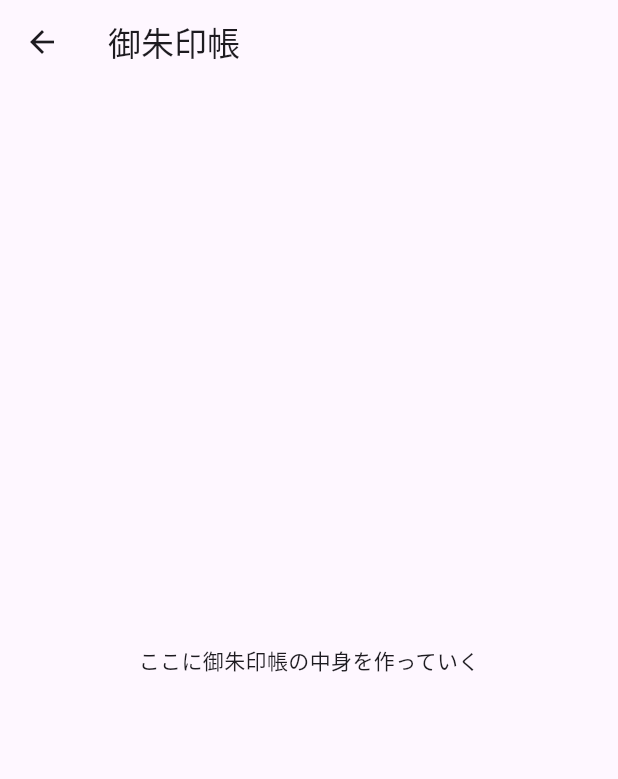
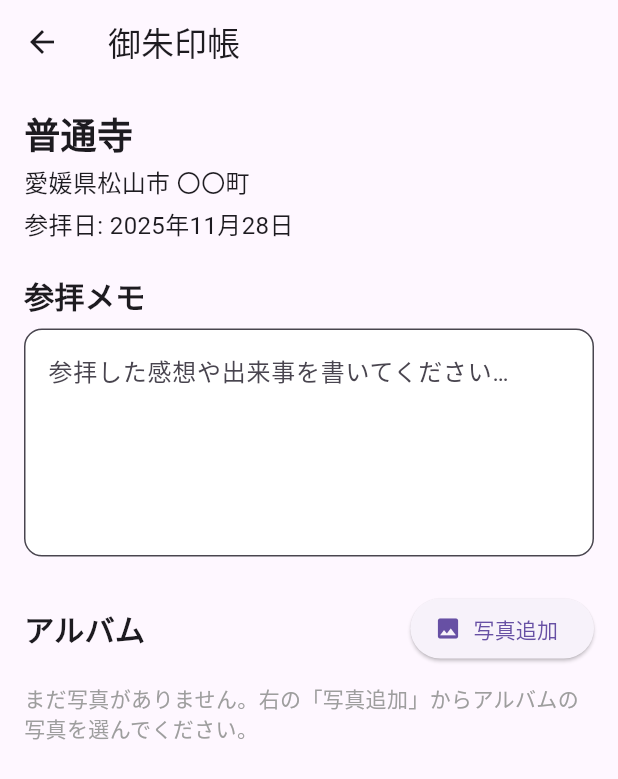
Before and after one commit to rikarika66/test, a Flutter app: the BookPage screen opened directly, on a phone screen of 412 x 824 dp. Shown: the top 779 px of the screen. Run offline on Flutter 3.47's test engine with Material 3 defaults, Android fonts, the phone set to English and light mode, and no system bars; our stand-ins replace file_picker, shared_preferences; accounts and stored records are empty.

Commit message:
Daily update

```diff
--- /dev/null
+++ b/lib/book.dart
@@ -0,0 +1,208 @@
+import 'dart:convert';
+import 'dart:typed_data';
+
+import 'package:flutter/material.dart';
+import 'package:file_picker/file_picker.dart';
+import 'package:shared_preferences/shared_preferences.dart';
+
+class BookPage extends StatefulWidget {
+  const BookPage({super.key});
+
+  @override
+  State<BookPage> createState() => _BookPageState();
+}
+
+class _BookPageState extends State<BookPage> {
+  final TextEditingController _memoController = TextEditingController();
+
+  // Webでも使える Uint8List のリスト
+  final List<Uint8List> _albumImages = [];
+
+  // SharedPreferences に保存するキー
+  static const String _memoKey = 'memoText';
+  static const String _albumKey = 'albumImages';
+
+  @override
+  void initState() {
+    super.initState();
+    _loadMemo();
+    _loadAlbumImages();
+  }
+
+  /// メモを読み込む
+  Future<void> _loadMemo() async {
+    final prefs = await SharedPreferences.getInstance();
+    _memoController.text = prefs.getString(_memoKey) ?? '';
+  }
+
+  /// メモ保存
+  Future<void> _saveMemo(String text) async {
+    final prefs = await SharedPreferences.getInstance();
+    await prefs.setString(_memoKey, text);
+  }
+
+  /// アルバム画像を読み込む
+  Future<void> _loadAlbumImages() async {
+    final prefs = await SharedPreferences.getInstance();
+    final List<String>? base64List = prefs.getStringList(_albumKey);
+
+    if (base64List != null && base64List.isNotEmpty) {
+      setState(() {
+        _albumImages
+          ..clear()
+          ..addAll(
+            base64List.map((s) => base64Decode(s)),
+          );
+      });
+    }
+  }
+
+  /// アルバム画像を保存する
+  Future<void> _saveAlbumImages() async {
+    final prefs = await SharedPreferences.getInstance();
+    final base64List =
+        _albumImages.map((bytes) => base64Encode(bytes)).toList();
+    await prefs.setStringList(_albumKey, base64List);
+  }
+
+  /// Web/アプリ両対応の画像取得
+  Future<void> _pickImage() async {
+    try {
+      final result = await FilePicker.platform.pickFiles(
+        type: FileType.image,
+        allowMultiple: false,
+        withData: true, // Uint8List を取得
+      );
+
+      if (result == null) return; // キャンセル
+
+      final fileBytes = result.files.first.bytes;
+      if (fileBytes == null) return;
+
+      setState(() {
+        _albumImages.add(fileBytes);
+      });
+
+      // 追加したあと保存
+      await _saveAlbumImages();
+    } catch (e) {
+      debugPrint("画像選択エラー: $e");
+      if (mounted) {
+        ScaffoldMessenger.of(context).showSnackBar(
+          SnackBar(content: Text('画像の読み込みに失敗しました')),
+        );
+      }
+    }
+  }
+
+  @override
+  Widget build(BuildContext context) {
+    const templeName = "普通寺";
+    const templeAddress = "愛媛県松山市 〇〇町";
+    const visitDate = "参拝日: 2025年11月28日";
+
+    return Scaffold(
+      appBar: AppBar(
+        title: const Text('御朱印帳'),
+      ),
+      body: SingleChildScrollView(
+        padding: const EdgeInsets.all(16),
+        child: Column(
+          crossAxisAlignment: CrossAxisAlignment.start,
+          children: [
+            /// 寺院プロフィール
+            Text(
+              templeName,
+              style: const TextStyle(
+                fontSize: 24,
+                fontWeight: FontWeight.bold,
+              ),
+            ),
+            const SizedBox(height: 4),
+            Text(templeAddress, style: const TextStyle(fontSize: 16)),
+            const SizedBox(height: 4),
+            Text(visitDate, style: const TextStyle(fontSize: 16)),
+            const SizedBox(height: 20),
+
+            /// メモ欄
+            const Text("参拝メモ",
+                style: TextStyle(fontSize: 20, fontWeight: FontWeight.bold)),
+            const SizedBox(height: 8),
+            TextField(
+              controller: _memoController,
+              maxLines: 5,
+              decoration: InputDecoration(
+                hintText: "参拝した感想や出来事を書いてください…",
+                border: OutlineInputBorder(
+                  borderRadius: BorderRadius.circular(12),
+                ),
+                filled: true,
+                fillColor: Colors.white,
+              ),
+              onChanged: _saveMemo,
+            ),
+            const SizedBox(height: 24),
+
+            /// アルバムヘッダー
+            Row(
+              mainAxisAlignment: MainAxisAlignment.spaceBetween,
+              children: [
+                const Text(
+                  "アルバム",
+                  style: TextStyle(fontSize: 20, fontWeight: FontWeight.bold),
+                ),
+                ElevatedButton.icon(
+                  onPressed: _pickImage,
+                  icon: const Icon(Icons.photo),
+                  label: const Text("写真追加"),
+                ),
+              ],
+            ),
+            const SizedBox(height: 12),
+
+            /// 写真一覧
+            if (_albumImages.isEmpty)
+              const Text(
+                "まだ写真がありません。右の「写真追加」からアルバムの写真を選んでください。",
+                style: TextStyle(fontSize: 14, color: Colors.grey),
+              )
+            else
+              Wrap(
+                spacing: 12,
+                runSpacing: 12,
+                children: _albumImages.map((bytes) {
+                  return GestureDetector(
+                    onTap: () {
+                      // 全画面拡大
+                      showDialog(
+                        context: context,
+                        builder: (_) => Dialog(
+                          child: InteractiveViewer(
+                            child: Image.memory(
+                              bytes,
+                              fit: BoxFit.contain,
+                            ),
+                          ),
+                        ),
+                      );
+                    },
+                    child: ClipRRect(
+                      borderRadius: BorderRadius.circular(12),
+                      child: Image.memory(
+                        bytes,
+                        width: 120,
+                        height: 120,
+                        fit: BoxFit.cover,
+                      ),
+                    ),
+                  );
+                }).toList(),
+              ),
+
+            const SizedBox(height: 40),
+          ],
+        ),
+      ),
+    );
+  }
+}
--- a/lib/main.dart
+++ b/lib/main.dart
@@ -1,5 +1,5 @@
 import 'package:flutter/material.dart';
-import 'pages/book.dart'; // 御朱印帳ページ
+import 'book.dart'; // ← 修正：同一階層になったため
 
 void main() {
   runApp(const GoshuinApp());
@@ -40,7 +40,7 @@ class TempleGoshuinPage extends StatelessWidget {
 
           return SlideTransition(
             position: Tween<Offset>(
-              begin: const Offset(1.0, 0.0), // 画面の右端から
+              begin: const Offset(1.0, 0.0), // 画面の右端からスライド
               end: Offset.zero, // 中央へ
             ).animate(curved),
             child: child,
@@ -59,9 +59,8 @@ class TempleGoshuinPage extends StatelessWidget {
       body: GestureDetector(
         behavior: HitTestBehavior.opaque,
 
-        // ▶ 右→左にスワイプしたときだけ遷移
+        // ▶ 右→左にスワイプしたときだけページ遷移
         onHorizontalDragEnd: (details) {
-          // primaryVelocity < 0 なら「左向きにスワイプ」
           if (details.primaryVelocity != null && details.primaryVelocity! < 0) {
             _goToBookPage(context);
           }
@@ -76,12 +75,12 @@ class TempleGoshuinPage extends StatelessWidget {
               fit: BoxFit.cover,
             ),
 
-            // 背景に薄い白ベール
+            // 背景を少し白くして見やすく
             Container(
               color: Colors.white.withOpacity(0.25),
             ),
 
-            // 中央の御朱印（透過PNG）
+            // 中央：御朱印画像（透過PNG）
             Center(
               child: Padding(
                 padding: const EdgeInsets.all(24.0),
@@ -95,7 +94,7 @@ class TempleGoshuinPage extends StatelessWidget {
               ),
             ),
 
-            // 右下に日付
+            // 右下に今日の日付
             Positioned(
               right: 16,
               bottom: 16,
@@ -122,7 +121,7 @@ class TempleGoshuinPage extends StatelessWidget {
   }
 }
 
-/// 今日の日付
+/// 今日の日付を「YYYY年M月D日」形式で返す
 String _todayString() {
   final now = DateTime.now();
   return "${now.year}年${now.month}月${now.day}日";
--- a/lib/pages/book.dart
+++ /dev/null
@@ -1,15 +0,0 @@
-import 'package:flutter/material.dart';
-
-class BookPage extends StatelessWidget {
-  const BookPage({super.key});
-
-  @override
-  Widget build(BuildContext context) {
-    return Scaffold(
-      appBar: AppBar(title: const Text('御朱印帳')),
-      body: const Center(
-        child: Text('ここに御朱印帳の中身を作っていく'),
-      ),
-    );
-  }
-}
--- a/pubspec.yaml
+++ b/pubspec.yaml
@@ -12,6 +12,8 @@ dependencies:
 
   mobile_scanner: ^6.0.2
   image_picker: ^1.1.2
+  shared_preferences: ^2.3.0
+  file_picker: ^6.1.1
 
 dev_dependencies:
   flutter_test:
```
Also changed, not shown: docs/assets/fonts/MaterialIcons-Regular.otf, pubspec.lock, 4 other files.
